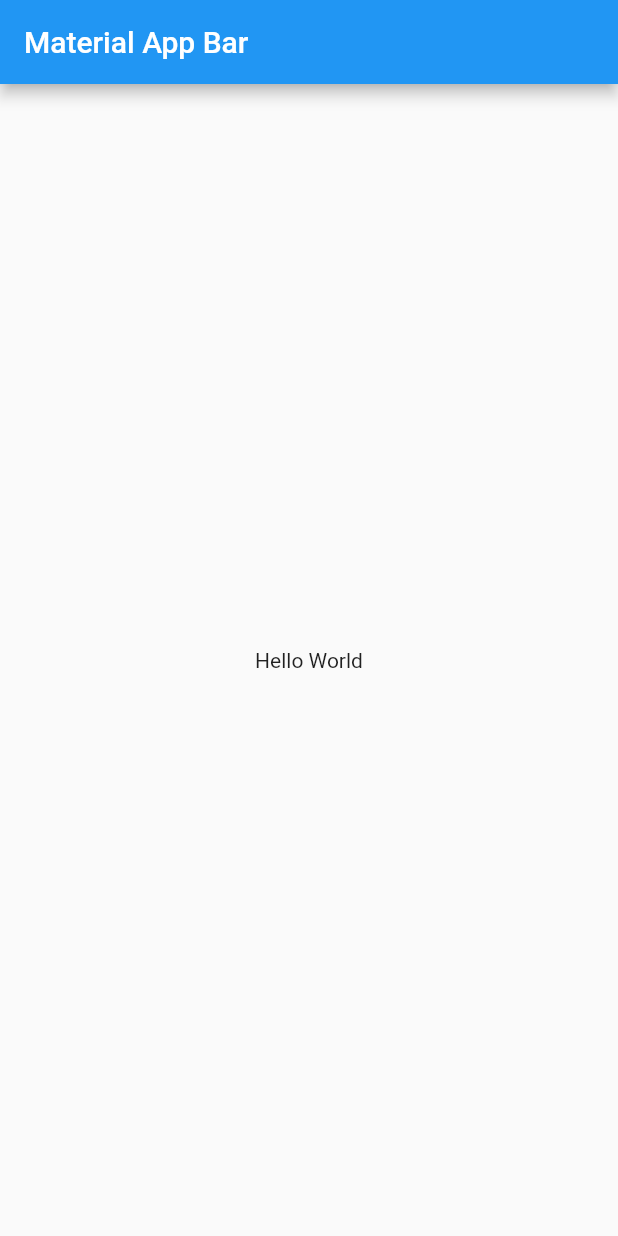
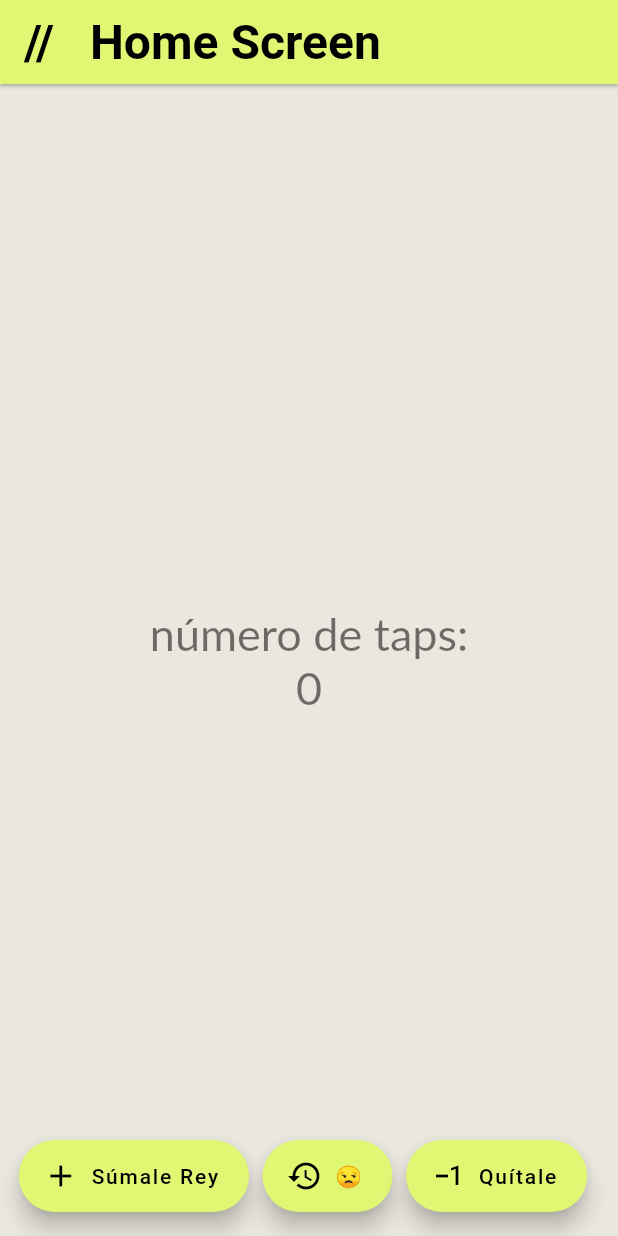
Before and after one commit to Lorelei05/AplicacionContador, a Flutter app: the screen it shows after launch, on a phone screen of 412 x 824 dp. Run offline on Flutter 3.47's test engine with Material 2 defaults, Android fonts, the phone set to English and light mode, and no system bars; Roboto replaces fonts that are missing (Lato, Tourney).

Commit message:
Estructura 3

```diff
--- a/counter_app_lore/lib/main.dart
+++ b/counter_app_lore/lib/main.dart
@@ -1,22 +1,18 @@
+import 'package:counter_app_lore/screens/counter.dart';
 import 'package:flutter/material.dart';
 
-void main() => runApp(const MyApp());
+void main() {
+  runApp(CounterApp());
+}
 
-class MyApp extends StatelessWidget {
-  const MyApp({super.key});
+class CounterApp extends StatelessWidget {
+  const CounterApp({super.key});
 
   @override
   Widget build(BuildContext context) {
-    return MaterialApp(
-      title: 'Material App',
-      home: Scaffold(
-        appBar: AppBar(
-          title: const Text('Material App Bar'),
-        ),
-        body: const Center(
-          child: Text('Hello World'),
-        ),
-      ),
+    return const MaterialApp(
+      debugShowCheckedModeBanner: false,
+      home: CounterScreen(),
     );
   }
 }
--- /dev/null
+++ b/counter_app_lore/lib/screens/counter.dart
@@ -0,0 +1,115 @@
+import 'package:flutter/material.dart';
+
+class CounterScreen extends StatefulWidget {
+  const CounterScreen({super.key});
+
+  @override
+  State<CounterScreen> createState() => _CounterScreenState();
+}
+
+class _CounterScreenState extends State<CounterScreen> {
+  int contador = 0;
+
+  void incrementar() {
+    contador++;
+    setState(() {});
+  }
+
+  void decrementar() {
+    contador--;
+    setState(() {});
+  }
+
+  void reiniciar() {
+    contador = 0;
+    setState(() {});
+  }
+
+  final TextStyle estiloTexto =
+      const TextStyle(fontSize: 30, color: Colors.black54, fontFamily: 'Lato');
+
+  @override
+  Widget build(BuildContext context) {
+    return Scaffold(
+      appBar: AppBar(
+        backgroundColor: const Color.fromRGBO(224, 247, 116, 1),
+        title: const Text(
+          '//   Home Screen',
+          style: TextStyle(
+              color: Colors.black,
+              fontFamily: 'Tourney',
+              fontWeight: FontWeight.bold,
+              fontSize: 32),
+        ),
+        elevation: 1,
+      ),
+      backgroundColor: const Color.fromRGBO(234, 231, 223, 1),
+      body: Center(
+        child: Column(
+          mainAxisAlignment: MainAxisAlignment.center,
+          children: [
+            Text(
+              'número de taps:',
+              style: estiloTexto,
+            ),
+            Text(
+              '$contador',
+              style: estiloTexto,
+            ),
+          ],
+        ),
+      ),
+      floatingActionButton: CustomFloatingActionButton(
+        decrease: decrementar,
+        increase: incrementar,
+        reset: reiniciar,
+      ),
+    );
+  }
+}
+
+class CustomFloatingActionButton extends StatelessWidget {
+  final Function increase;
+  final Function decrease;
+  final Function reset;
+
+  const CustomFloatingActionButton({
+    Key? key,
+    required this.increase,
+    required this.decrease,
+    required this.reset,
+  }) : super(key: key);
+
+  @override
+  Widget build(BuildContext context) {
+    return Row(
+      mainAxisAlignment: MainAxisAlignment.spaceAround,
+      children: [
+        const SizedBox(
+          width: 15,
+        ),
+        FloatingActionButton.extended(
+          onPressed: () => increase(),
+          label: const Text('Súmale Rey'),
+          icon: const Icon(Icons.add),
+          foregroundColor: Colors.black,
+          backgroundColor: const Color.fromRGBO(224, 247, 116, 1),
+        ),
+        FloatingActionButton.extended(
+          onPressed: () => reset(),
+          label: const Text('😒'),
+          icon: const Icon(Icons.restore),
+          foregroundColor: Colors.black,
+          backgroundColor: const Color.fromRGBO(224, 247, 116, 1),
+        ),
+        FloatingActionButton.extended(
+          onPressed: () => decrease(),
+          label: const Text('Quítale'),
+          icon: const Icon(Icons.exposure_minus_1),
+          foregroundColor: Colors.black,
+          backgroundColor: const Color.fromRGBO(224, 247, 116, 1),
+        ),
+      ],
+    );
+  }
+}
```
Also changed, not shown: counter_app_lore/lib/screens/home_screen.dart (+36 -10 lines).
